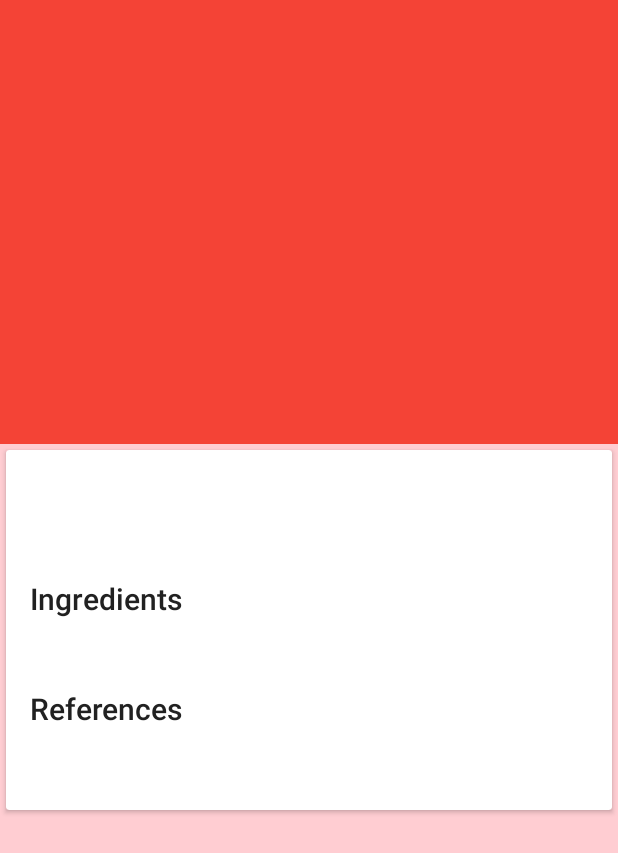
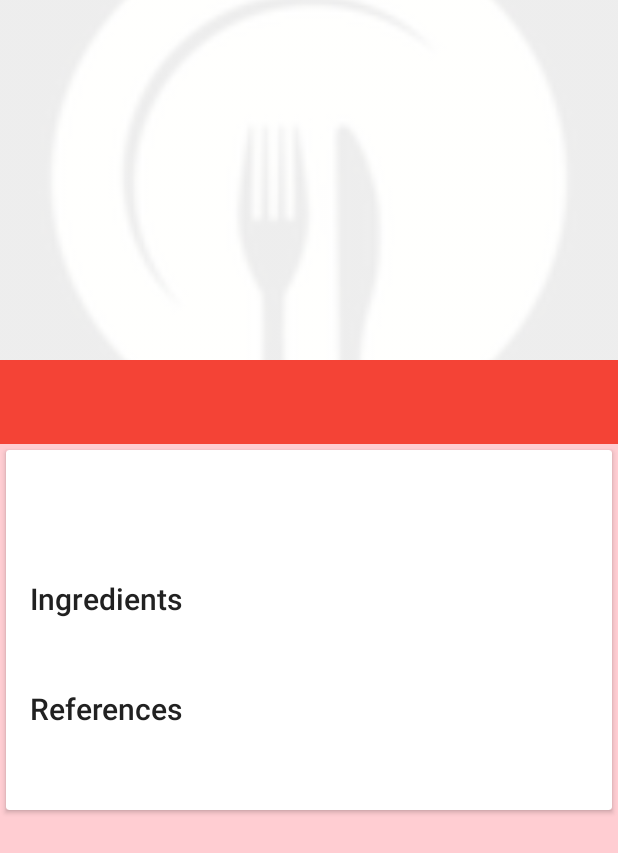
Before and after one commit to ricocaribe/RecipesApp, an Android app: the layout activity_recipe_detail.xml on its own in the app's theme, with its tools: preview values and no code run, on a phone screen of 412 x 824 dp. Shown: the top 853 px of the screen. Run offline under Robolectric (Android 15) with nearby library versions, the phone set to English and light mode, and no system bars.

Commit message:
- Ultimos retoques a layouts

```diff
--- a/app/src/main/res/layout/activity_recipe_detail.xml
+++ b/app/src/main/res/layout/activity_recipe_detail.xml
@@ -27,6 +27,7 @@
                 android:id="@+id/recipeDetailThumbnail"
                 android:layout_width="match_parent"
                 android:layout_height="240dp"
+                android:src="@drawable/noimage"
                 android:scaleType="centerCrop"
                 android:transitionName="simple_activity_transition"
                 android:fitsSystemWindows="true"
```
